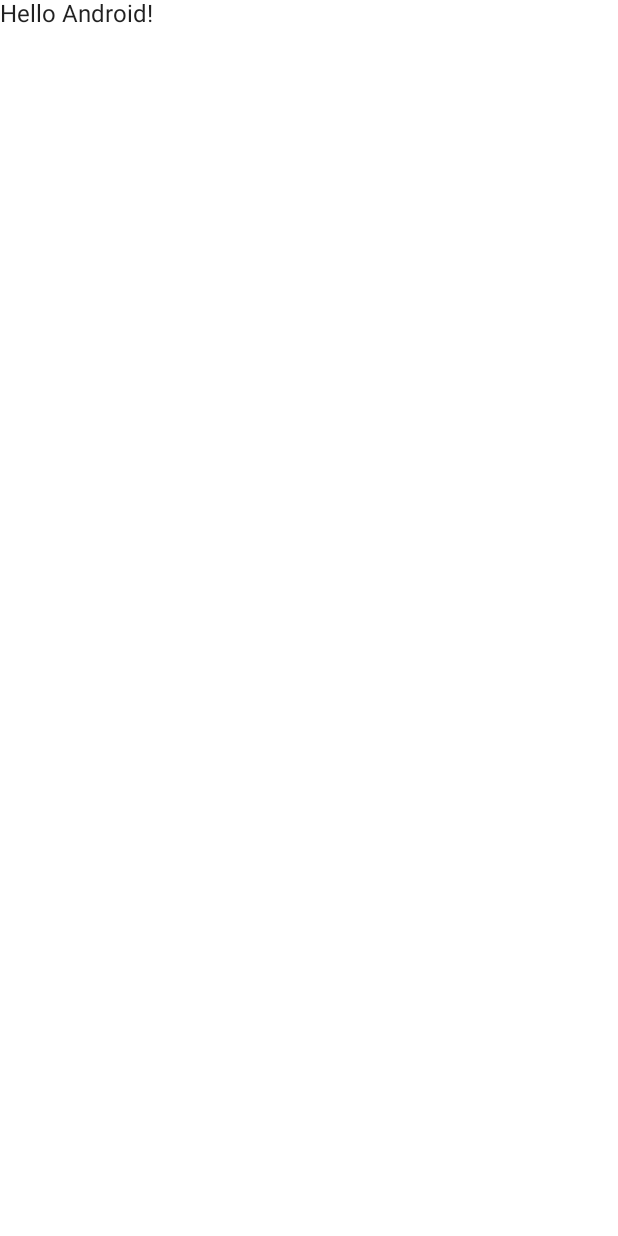
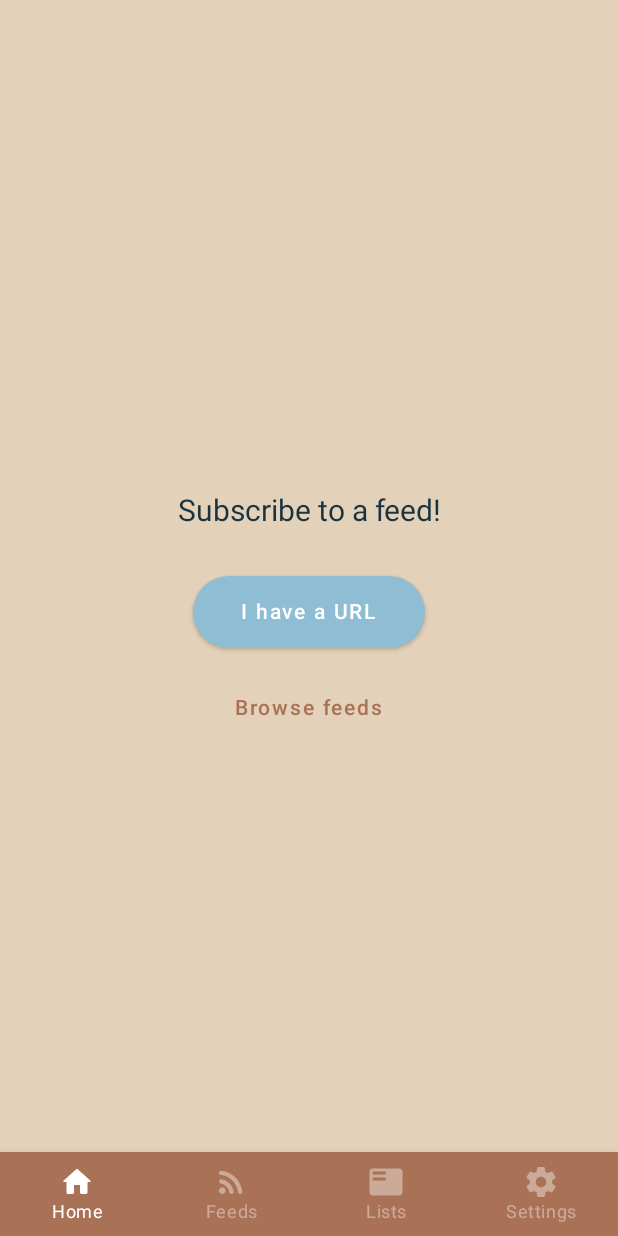
Before and after one commit to jppasa/otterss, an Android app built with Jetpack Compose: the screen it shows after launch (MainActivity), on a phone screen of 412 x 824 dp. Before the commit the screen is almost empty. Run offline under Robolectric (Android 15) with nearby library versions, the phone set to English and light mode, and no system bars.

Commit message:
Add new colors, button in dialog to add feed, rss dependency

```diff
--- a/app/build.gradle
+++ b/app/build.gradle
@@ -55,6 +55,8 @@ dependencies {
     implementation 'androidx.activity:activity-compose:1.4.0'
     implementation "androidx.navigation:navigation-compose:2.4.2"
 
+    implementation "com.github.ivanisidrowu.KtRssReader:android:v2.1.2"
+
     testImplementation 'junit:junit:4.13.2'
     androidTestImplementation 'androidx.test.ext:junit:1.1.3'
     androidTestImplementation 'androidx.test.espresso:espresso-core:3.4.0'
--- a/app/src/main/java/dev/jpvillegas/otterss/MainActivity.kt
+++ b/app/src/main/java/dev/jpvillegas/otterss/MainActivity.kt
@@ -4,32 +4,31 @@ import android.os.Bundle
 import androidx.activity.ComponentActivity
 import androidx.activity.compose.setContent
 import androidx.compose.foundation.background
-import androidx.compose.foundation.layout.Column
-import androidx.compose.foundation.layout.fillMaxSize
-import androidx.compose.foundation.layout.wrapContentSize
+import androidx.compose.foundation.layout.*
+import androidx.compose.foundation.lazy.LazyColumn
+import androidx.compose.foundation.lazy.rememberLazyListState
+import androidx.compose.foundation.shape.RoundedCornerShape
 import androidx.compose.material.*
 import androidx.compose.runtime.Composable
 import androidx.compose.runtime.getValue
 import androidx.compose.ui.Alignment
 import androidx.compose.ui.Modifier
-import androidx.compose.ui.graphics.Color
-import androidx.compose.ui.res.colorResource
 import androidx.compose.ui.res.painterResource
 import androidx.compose.ui.res.stringResource
 import androidx.compose.ui.text.font.FontWeight
 import androidx.compose.ui.text.style.TextAlign
 import androidx.compose.ui.tooling.preview.Preview
+import androidx.compose.ui.unit.dp
 import androidx.compose.ui.unit.sp
 import androidx.navigation.NavController
-import androidx.navigation.NavHost
 import androidx.navigation.NavHostController
 import androidx.navigation.compose.NavHost
 import androidx.navigation.compose.composable
 import androidx.navigation.compose.currentBackStackEntryAsState
 import androidx.navigation.compose.rememberNavController
+import dev.jpvillegas.otterss.home.HomeScreen
 import dev.jpvillegas.otterss.navigation.NavigationItem
 import dev.jpvillegas.otterss.ui.theme.OtteRssTheme
-import dev.jpvillegas.otterss.ui.theme.Purple700
 
 class MainActivity : ComponentActivity() {
     override fun onCreate(savedInstanceState: Bundle?) {
@@ -41,7 +40,7 @@ class MainActivity : ComponentActivity() {
                     modifier = Modifier.fillMaxSize(),
                     color = MaterialTheme.colors.background
                 ) {
-                    Greeting("Android")
+                    MainScreenView(listOf())
                 }
             }
         }
@@ -49,59 +48,42 @@ class MainActivity : ComponentActivity() {
 }
 
 @Composable
-fun MainScreenView(){
+fun MainScreenView(items: List<String>) {
     val navController = rememberNavController()
     Scaffold(
         bottomBar = { BottomNavigationBar(navController = navController) }
     ) {
-        NavigationGraph(navController = navController)
+        NavigationGraph(navController = navController, items)
     }
 }
 
 @Composable
-fun NavigationGraph(navController: NavHostController) {
+fun NavigationGraph(navController: NavHostController, items: List<String>) {
     NavHost(navController, startDestination = NavigationItem.Home.screen_route) {
         composable(NavigationItem.Home.screen_route) {
-            HomeScreen()
+            HomeScreen(items)
         }
         composable(NavigationItem.Feeds.screen_route) {
-            HomeScreen()
+            HomeScreen(items)
         }
         composable(NavigationItem.Lists.screen_route) {
-            HomeScreen()
+            HomeScreen(items)
         }
         composable(NavigationItem.Settings.screen_route) {
-            HomeScreen()
+            HomeScreen(items)
         }
     }
 }
 
-@Composable
-fun HomeScreen() {
-    Column(
-        modifier = Modifier
-            .fillMaxSize()
-            .background(colorResource(id = R.color.teal_700))
-            .wrapContentSize(Alignment.Center)
-    ) {
-        Text(
-            text = "Home Screen",
-            fontWeight = FontWeight.Bold,
-            color = Color.White,
-            modifier = Modifier.align(Alignment.CenterHorizontally),
-            textAlign = TextAlign.Center,
-            fontSize = 20.sp
-        )
-    }
-}
+
 
 @Composable
 fun BottomNavigationBar(navController: NavController) {
     val items = NavigationItem.listed()
 
     BottomNavigation(
-        backgroundColor = Purple700,
-        contentColor = Color.Black
+        backgroundColor = MaterialTheme.colors.primary,
+        contentColor = MaterialTheme.colors.onPrimary
     ) {
         val navBackStackEntry by navController.currentBackStackEntryAsState()
         val currentRoute = navBackStackEntry?.destination?.route
@@ -117,8 +99,8 @@ fun BottomNavigationBar(navController: NavController) {
                     )
                 },
                 label = { Text(text = title, fontSize = 12.sp) },
-                selectedContentColor = Color.Black,
-                unselectedContentColor = Color.Black.copy(0.4f),
+                selectedContentColor = MaterialTheme.colors.onPrimary,
+                unselectedContentColor = MaterialTheme.colors.onPrimary.copy(0.4f),
                 alwaysShowLabel = true,
                 selected = currentRoute == navigationItem.screen_route,
                 onClick = {
@@ -137,15 +119,17 @@ fun BottomNavigationBar(navController: NavController) {
     }
 }
 
-@Composable
-fun Greeting(name: String) {
-    Text(text = "Hello $name!")
-}
-
 @Preview(showBackground = true)
 @Composable
 fun DefaultPreview() {
     OtteRssTheme {
-        MainScreenView()
+        MainScreenView(
+            listOf(
+//            "Feed 1",
+//            "Feed 2",
+//            "Feed 3",
+//            "Feed 4",
+            )
+        )
     }
 }
--- /dev/null
+++ b/app/src/main/java/dev/jpvillegas/otterss/home/HomeScreen.kt
@@ -0,0 +1,162 @@
+package dev.jpvillegas.otterss.home
+
+import androidx.compose.foundation.background
+import androidx.compose.foundation.layout.*
+import androidx.compose.foundation.lazy.LazyColumn
+import androidx.compose.foundation.lazy.rememberLazyListState
+import androidx.compose.foundation.shape.RoundedCornerShape
+import androidx.compose.material.*
+import androidx.compose.runtime.Composable
+import androidx.compose.runtime.mutableStateOf
+import androidx.compose.runtime.remember
+import androidx.compose.ui.Alignment
+import androidx.compose.ui.Modifier
+import androidx.compose.ui.res.stringResource
+import androidx.compose.ui.text.font.FontWeight
+import androidx.compose.ui.text.style.TextAlign
+import androidx.compose.ui.tooling.preview.Preview
+import androidx.compose.ui.unit.dp
+import androidx.compose.ui.unit.sp
+import androidx.compose.ui.window.Dialog
+import dev.jpvillegas.otterss.R
+import dev.jpvillegas.otterss.ui.theme.OtteRssTheme
+
+
+@Composable
+fun HomeScreen(items: List<String>) {
+    if (items.isEmpty()) {
+        EmptyListHome()
+    } else {
+        val listState = rememberLazyListState()
+
+        LazyColumn(
+            state = listState,
+            modifier = Modifier
+                .background(MaterialTheme.colors.background)
+                .fillMaxSize()
+        ) {
+            items.forEach {
+                item {
+                    Text(
+                        text = it,
+                        fontWeight = FontWeight.Bold,
+                        color = MaterialTheme.colors.onBackground,
+                        textAlign = TextAlign.Center,
+                        fontSize = 20.sp
+                    )
+                }
+            }
+        }
+    }
+}
+
+@Composable
+fun EmptyListHome() {
+    val openUrlDialog = remember { mutableStateOf(false) }
+
+    Column(
+        verticalArrangement = Arrangement.Center,
+        horizontalAlignment = Alignment.CenterHorizontally,
+        modifier = Modifier
+            .fillMaxSize()
+            .background(MaterialTheme.colors.background)
+    ) {
+        Text(
+            text = stringResource(id = R.string.no_items),
+            color = MaterialTheme.colors.onBackground,
+            textAlign = TextAlign.Center,
+            fontSize = 20.sp
+        )
+
+        Spacer(Modifier.size(32.dp))
+
+        val buttonColors = ButtonDefaults.buttonColors(
+            backgroundColor = MaterialTheme.colors.secondary,
+            contentColor = MaterialTheme.colors.onSecondary
+        )
+
+        Button(
+            shape = RoundedCornerShape(size = 32.dp),
+            colors = buttonColors,
+            onClick = { openUrlDialog.value = true }
+        ) {
+            Text(
+                text = stringResource(id = R.string.input_url),
+                modifier = Modifier.padding(horizontal = 16.dp, vertical = 8.dp)
+            )
+        }
+
+        Spacer(Modifier.size(16.dp))
+
+        TextButton(
+            onClick = {
+
+            }
+        ) {
+            Text(text = stringResource(id = R.string.browse_feeds))
+        }
+    }
+
+    if (openUrlDialog.value) {
+        Dialog(
+            onDismissRequest = { openUrlDialog.value = false }
+        ) {
+            AddFeedDialogContent(
+                onAddButtonPressed = {
+
+                },
+                onDismiss = {
+                    openUrlDialog.value = false
+                }
+            )
+        }
+    }
+}
+
+@Composable
+fun AddFeedDialogContent(onDismiss: (() -> Unit)? = null, onAddButtonPressed: (() -> Unit)? = null) {
+    Card {
+        Column(
+            modifier = Modifier.padding(16.dp)
+        ) {
+            Text(text = "Add your url here")
+            TextField(
+                value = "", onValueChange = {},
+            )
+            Button(onClick = {},) {
+                Text(text = "Search")
+            }
+        }
+    }
+}
+
+@Preview(showBackground = true)
+@Composable
+fun HomePreview() {
+    OtteRssTheme {
+        HomeScreen(
+            listOf(
+//            "Feed 1",
+//            "Feed 2",
+//            "Feed 3",
+//            "Feed 4",
+            )
+        )
+    }
+}
+
+@Preview(showBackground = true)
+@Composable
+fun DialogPreview() {
+    OtteRssTheme {
+        Box(
+            modifier = Modifier
+                .fillMaxSize()
+                .background(MaterialTheme.colors.background)
+                .padding(20.dp),
+            contentAlignment = Alignment.Center,
+        ) {
+            AddFeedDialogContent()
+        }
+    }
+}
--- /dev/null
+++ b/app/src/main/java/dev/jpvillegas/otterss/home/HomeViewModel.kt
@@ -0,0 +1,6 @@
+package dev.jpvillegas.otterss.home
+
+class HomeViewModel {
+
+
+}
--- a/app/src/main/java/dev/jpvillegas/otterss/ui/theme/Color.kt
+++ b/app/src/main/java/dev/jpvillegas/otterss/ui/theme/Color.kt
@@ -6,3 +6,22 @@ val Purple200 = Color(0xFFBB86FC)
 val Purple500 = Color(0xFF6200EE)
 val Purple700 = Color(0xFF3700B3)
 val Teal200 = Color(0xFF03DAC5)
+
+val LightBlue100 = Color(0xFF8FBDD3)
+val LightBlue200 = Color(0xFF6DAAC6)
+val LightBlue300 = Color(0xFF4E98BA)
+val LightBlue400 = Color(0xFF3E809E)
+val LightBlue500 = Color(0xFF31667F)
+val LightBlue600 = Color(0xFF254D5F)
+val LightBlue700 = Color(0xFF19333F)
+val LightBlue800 = Color(0xFF0C1A20)
+val LightBlue900 = Color(0xFF000000)
+
+
+val Beige = Color(0xFFE4D1B9)
+val LightBrown = Color(0xFFBE8C63)
+val Brown = Color(0xFFA97155)
+
+// E-Paper Colors
+val White = Color(0xFFFFFFFF)
+val Black = Color(0xFF000000)
--- a/app/src/main/java/dev/jpvillegas/otterss/ui/theme/Theme.kt
+++ b/app/src/main/java/dev/jpvillegas/otterss/ui/theme/Theme.kt
@@ -5,6 +5,7 @@ import androidx.compose.material.MaterialTheme
 import androidx.compose.material.darkColors
 import androidx.compose.material.lightColors
 import androidx.compose.runtime.Composable
+import androidx.compose.ui.graphics.Color
 
 private val DarkColorPalette = darkColors(
     primary = Purple200,
@@ -13,19 +14,31 @@ private val DarkColorPalette = darkColors(
 )
 
 private val LightColorPalette = lightColors(
-    primary = Purple500,
-    primaryVariant = Purple700,
-    secondary = Teal200
+    primary = Brown,
+    primaryVariant = LightBrown,
+    secondary = LightBlue100,
+    background = Beige,
+    surface = Beige,
+    onPrimary = Color.White,
+    onSecondary = Color.White,
+    onBackground = LightBlue700,
+    onSurface = LightBlue700,
+)
 
-    /* Other default colors to override
-    background = Color.White,
-    surface = Color.White,
-    onPrimary = Color.White,
-    onSecondary = Color.Black,
-    onBackground = Color.Black,
-    onSurface = Color.Black,
-    */
-)
+//private val EPaperWhiteColorPalette = lightColors(
+//    primary = ,
+//    primaryVariant = Purple700,
+//    secondary = Teal200
+//
+//    /* Other default colors to override
+//    background = Color.White,
+//    surface = Color.White,
+//    onPrimary = Color.White,
+//    onSecondary = Color.Black,
+//    onBackground = Color.Black,
+//    onSurface = Color.Black,
+//    */
+//)
 
 @Composable
 fun OtteRssTheme(darkTheme: Boolean = isSystemInDarkTheme(), content: @Composable () -> Unit) {
@@ -36,7 +49,7 @@ fun OtteRssTheme(darkTheme: Boolean = isSystemInDarkTheme(), content: @Composabl
     }
 
     MaterialTheme(
-        colors = colors,
+        colors = LightColorPalette,
         typography = Typography,
         shapes = Shapes,
         content = content
--- a/app/src/main/res/values/colors.xml
+++ b/app/src/main/res/values/colors.xml
@@ -7,4 +7,5 @@
     <color name="teal_700">#FF018786</color>
     <color name="black">#FF000000</color>
     <color name="white">#FFFFFFFF</color>
+    <color name="brown">#FFA97155</color>
 </resources>
--- a/app/src/main/res/values/strings.xml
+++ b/app/src/main/res/values/strings.xml
@@ -4,4 +4,7 @@
     <string name="feeds">Feeds</string>
     <string name="lists">Lists</string>
     <string name="settings">Settings</string>
+    <string name="no_items">Subscribe to a feed!</string>
+    <string name="input_url">I have a URL</string>
+    <string name="browse_feeds">Browse feeds</string>
 </resources>
--- a/app/src/main/res/values/themes.xml
+++ b/app/src/main/res/values/themes.xml
@@ -2,6 +2,7 @@
 <resources>
 
     <style name="Theme.OtteRss" parent="android:Theme.Material.Light.NoActionBar">
-        <item name="android:statusBarColor">@color/purple_700</item>
+        <item name="android:statusBarColor">@color/brown</item>
+<!--        <item name="android:windowTranslucentStatus">true</item>-->
     </style>
 </resources>
```
Also changed, not shown: 2 other files.
